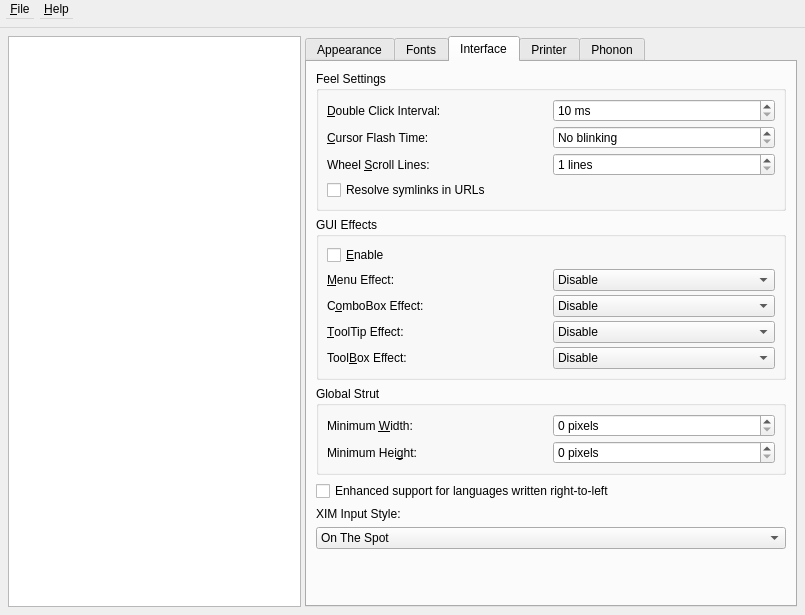
This is tools/qtconfig/mainwindowbase.ui in Fat-Zer/qt4-historical as Qt 5 draws it before an edit. The edited form follows.
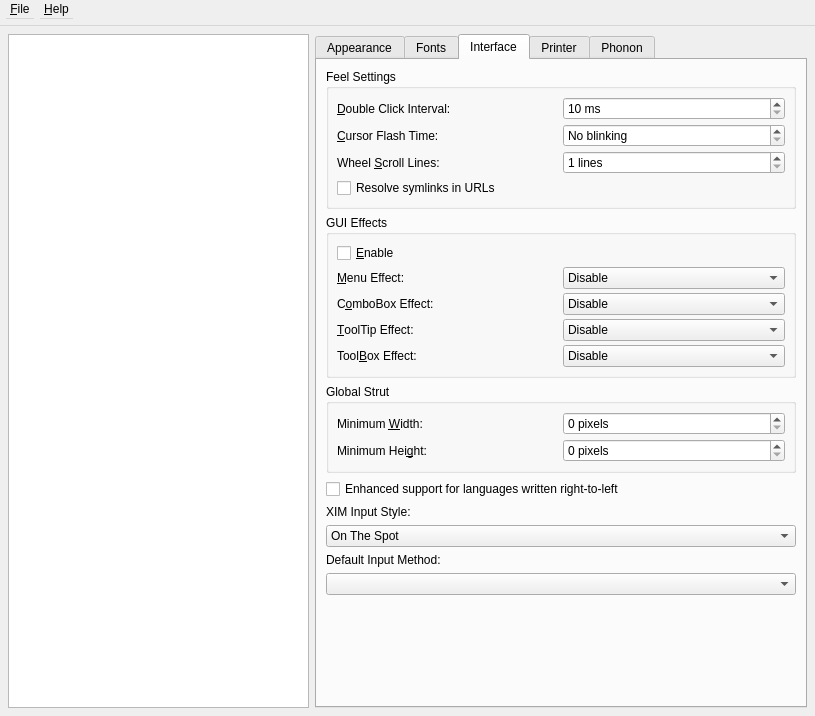
This is the edited form. The open tabs and pages were chosen to show the change. Custom widgets are drawn as their Qt base class.

What changed in the file:
```diff
--- a/tools/qtconfig/mainwindowbase.ui
+++ b/tools/qtconfig/mainwindowbase.ui
@@ -36,37 +36,34 @@
 **
 *********************************************************************</comment>
  <class>MainWindowBase</class>
- <widget class="Q3MainWindow" name="MainWindowBase" >
-  <property name="geometry" >
+ <widget class="Q3MainWindow" name="MainWindowBase">
+  <property name="geometry">
    <rect>
     <x>0</x>
     <y>0</y>
-    <width>805</width>
-    <height>615</height>
+    <width>815</width>
+    <height>716</height>
    </rect>
   </property>
   <property name="windowTitle" >
    <string>Qt Configuration</string>
   </property>
-  <widget class="QWidget" name="widget" >
-   <property name="geometry" >
+  <widget class="QWidget" name="widget">
+   <property name="geometry">
     <rect>
      <x>0</x>
-     <y>28</y>
-     <width>805</width>
-     <height>587</height>
+     <y>26</y>
+     <width>815</width>
+     <height>690</height>
     </rect>
    </property>
-   <layout class="QHBoxLayout" >
-    <property name="spacing" >
-     <number>4</number>
-    </property>
-    <property name="margin" >
+   <layout class="QGridLayout" name="gridLayout">
+    <property name="margin">
      <number>8</number>
     </property>
-    <item>
-     <widget class="QTextEdit" name="helpview" >
-      <property name="minimumSize" >
+    <item row="0" column="0">
+     <widget class="QTextEdit" name="helpview">
+      <property name="minimumSize">
        <size>
         <width>200</width>
         <height>0</height>
@@ -77,9 +74,9 @@
       </property>
      </widget>
     </item>
-    <item>
-     <widget class="QTabWidget" name="TabWidget3" >
-      <property name="currentIndex" >
+    <item row="0" column="1">
+     <widget class="QTabWidget" name="TabWidget3">
+      <property name="currentIndex">
        <number>0</number>
       </property>
       <widget class="QWidget" name="tab1" >
@@ -538,22 +535,22 @@
        <attribute name="title" >
         <string>Interface</string>
        </attribute>
-       <layout class="QVBoxLayout" >
+       <layout class="QVBoxLayout">
         <item>
-         <widget class="QGroupBox" name="GroupBox4" >
-          <property name="title" >
+         <widget class="QGroupBox" name="GroupBox4">
+          <property name="title">
            <string>Feel Settings</string>
           </property>
-          <layout class="QGridLayout" >
-           <property name="margin" >
+          <layout class="QGridLayout">
+           <property name="margin">
             <number>8</number>
            </property>
            <property name="spacing" >
             <number>4</number>
            </property>
-           <item row="0" column="1" >
-            <widget class="QSpinBox" name="dcispin" >
-             <property name="suffix" >
+           <item row="0" column="1">
+            <widget class="QSpinBox" name="dcispin">
+             <property name="suffix">
               <string> ms</string>
              </property>
              <property name="minimum" >
@@ -564,9 +561,9 @@
              </property>
             </widget>
            </item>
-           <item row="0" column="0" >
-            <widget class="QLabel" name="dcibuddy" >
-             <property name="text" >
+           <item row="0" column="0">
+            <widget class="QLabel" name="dcibuddy">
+             <property name="text">
               <string>&amp;Double Click Interval:</string>
              </property>
              <property name="buddy" >
@@ -574,9 +571,9 @@
              </property>
             </widget>
            </item>
-           <item row="1" column="1" >
-            <widget class="QSpinBox" name="cfispin" >
-             <property name="specialValueText" >
+           <item row="1" column="1">
+            <widget class="QSpinBox" name="cfispin">
+             <property name="specialValueText">
               <string>No blinking</string>
              </property>
              <property name="suffix" >
@@ -590,9 +587,9 @@
              </property>
             </widget>
            </item>
-           <item row="1" column="0" >
-            <widget class="QLabel" name="cfibuddy" >
-             <property name="text" >
+           <item row="1" column="0">
+            <widget class="QLabel" name="cfibuddy">
+             <property name="text">
               <string>&amp;Cursor Flash Time:</string>
              </property>
              <property name="buddy" >
@@ -600,9 +597,9 @@
              </property>
             </widget>
            </item>
-           <item row="2" column="1" >
-            <widget class="QSpinBox" name="wslspin" >
-             <property name="suffix" >
+           <item row="2" column="1">
+            <widget class="QSpinBox" name="wslspin">
+             <property name="suffix">
               <string> lines</string>
              </property>
              <property name="minimum" >
@@ -613,9 +610,9 @@
              </property>
             </widget>
            </item>
-           <item row="2" column="0" >
-            <widget class="QLabel" name="wslbuddy" >
-             <property name="text" >
+           <item row="2" column="0">
+            <widget class="QLabel" name="wslbuddy">
+             <property name="text">
               <string>Wheel &amp;Scroll Lines:</string>
              </property>
              <property name="buddy" >
@@ -623,9 +620,9 @@
              </property>
             </widget>
            </item>
-           <item row="3" column="0" colspan="2" >
-            <widget class="QCheckBox" name="resolvelinks" >
-             <property name="text" >
+           <item row="3" column="0" colspan="2">
+            <widget class="QCheckBox" name="resolvelinks">
+             <property name="text">
               <string>Resolve symlinks in URLs</string>
              </property>
             </widget>
@@ -634,20 +631,20 @@
          </widget>
         </item>
         <item>
-         <widget class="QGroupBox" name="GroupBox3" >
-          <property name="title" >
+         <widget class="QGroupBox" name="GroupBox3">
+          <property name="title">
            <string>GUI Effects</string>
           </property>
-          <layout class="QVBoxLayout" >
-           <property name="spacing" >
+          <layout class="QVBoxLayout">
+           <property name="spacing">
             <number>4</number>
            </property>
-           <property name="margin" >
+           <property name="margin">
             <number>8</number>
            </property>
            <item>
-            <widget class="QCheckBox" name="effectcheckbox" >
-             <property name="text" >
+            <widget class="QCheckBox" name="effectcheckbox">
+             <property name="text">
               <string>&amp;Enable</string>
              </property>
              <property name="shortcut" >
@@ -656,23 +653,23 @@
             </widget>
            </item>
            <item>
-            <widget class="Q3Frame" name="effectbase" >
-             <property name="frameShape" >
+            <widget class="Q3Frame" name="effectbase">
+             <property name="frameShape">
               <enum>QFrame::NoFrame</enum>
              </property>
              <property name="frameShadow" >
               <enum>QFrame::Plain</enum>
              </property>
-             <layout class="QGridLayout" >
-              <property name="margin" >
+             <layout class="QGridLayout">
+              <property name="margin">
                <number>0</number>
               </property>
-              <property name="spacing" >
+              <property name="spacing">
                <number>4</number>
               </property>
-              <item row="0" column="0" >
-               <widget class="QLabel" name="meffectbuddy" >
-                <property name="text" >
+              <item row="0" column="0">
+               <widget class="QLabel" name="meffectbuddy">
+                <property name="text">
                  <string>&amp;Menu Effect:</string>
                 </property>
                 <property name="buddy" >
@@ -680,9 +677,9 @@
                 </property>
                </widget>
               </item>
-              <item row="1" column="0" >
-               <widget class="QLabel" name="ceffectbuddy" >
-                <property name="text" >
+              <item row="1" column="0">
+               <widget class="QLabel" name="ceffectbuddy">
+                <property name="text">
                  <string>C&amp;omboBox Effect:</string>
                 </property>
                 <property name="buddy" >
@@ -690,9 +687,9 @@
                 </property>
                </widget>
               </item>
-              <item row="2" column="0" >
-               <widget class="QLabel" name="teffectbuddy" >
-                <property name="text" >
+              <item row="2" column="0">
+               <widget class="QLabel" name="teffectbuddy">
+                <property name="text">
                  <string>&amp;ToolTip Effect:</string>
                 </property>
                 <property name="buddy" >
@@ -700,9 +697,9 @@
                 </property>
                </widget>
               </item>
-              <item row="3" column="0" >
-               <widget class="QLabel" name="beffectbuddy" >
-                <property name="text" >
+              <item row="3" column="0">
+               <widget class="QLabel" name="beffectbuddy">
+                <property name="text">
                  <string>Tool&amp;Box Effect:</string>
                 </property>
                 <property name="buddy" >
@@ -710,9 +707,9 @@
                 </property>
                </widget>
               </item>
-              <item row="0" column="1" >
-               <widget class="QComboBox" name="menueffect" >
-                <property name="currentIndex" >
+              <item row="0" column="1">
+               <widget class="QComboBox" name="menueffect">
+                <property name="currentIndex">
                  <number>0</number>
                 </property>
                 <property name="autoCompletion" >
@@ -735,8 +732,8 @@
                 </item>
                </widget>
               </item>
-              <item row="1" column="1" >
-               <widget class="QComboBox" name="comboeffect" >
+              <item row="1" column="1">
+               <widget class="QComboBox" name="comboeffect">
                 <item>
                  <property name="text" >
                   <string>Disable</string>
@@ -749,8 +746,8 @@
                 </item>
                </widget>
               </item>
-              <item row="2" column="1" >
-               <widget class="QComboBox" name="tooltipeffect" >
+              <item row="2" column="1">
+               <widget class="QComboBox" name="tooltipeffect">
                 <item>
                  <property name="text" >
                   <string>Disable</string>
@@ -768,8 +765,8 @@
                 </item>
                </widget>
               </item>
-              <item row="3" column="1" >
-               <widget class="QComboBox" name="toolboxeffect" >
+              <item row="3" column="1">
+               <widget class="QComboBox" name="toolboxeffect">
                 <item>
                  <property name="text" >
                   <string>Disable</string>
@@ -789,20 +786,20 @@
          </widget>
         </item>
         <item>
-         <widget class="QGroupBox" name="GroupBox5" >
-          <property name="title" >
+         <widget class="QGroupBox" name="GroupBox5">
+          <property name="title">
            <string>Global Strut</string>
           </property>
-          <layout class="QGridLayout" >
-           <property name="margin" >
+          <layout class="QGridLayout">
+           <property name="margin">
             <number>8</number>
            </property>
            <property name="spacing" >
             <number>4</number>
            </property>
-           <item row="0" column="0" >
-            <widget class="QLabel" name="swbuddy" >
-             <property name="text" >
+           <item row="0" column="0">
+            <widget class="QLabel" name="swbuddy">
+             <property name="text">
               <string>Minimum &amp;Width:</string>
              </property>
              <property name="buddy" >
@@ -810,9 +807,9 @@
              </property>
             </widget>
            </item>
-           <item row="1" column="0" >
-            <widget class="QLabel" name="shbuddy" >
-             <property name="text" >
+           <item row="1" column="0">
+            <widget class="QLabel" name="shbuddy">
+             <property name="text">
               <string>Minimum Hei&amp;ght:</string>
              </property>
              <property name="buddy" >
@@ -820,9 +817,9 @@
              </property>
             </widget>
            </item>
-           <item row="0" column="1" >
-            <widget class="QSpinBox" name="strutwidth" >
-             <property name="suffix" >
+           <item row="0" column="1">
+            <widget class="QSpinBox" name="strutwidth">
+             <property name="suffix">
               <string> pixels</string>
              </property>
              <property name="maximum" >
@@ -830,9 +827,9 @@
              </property>
             </widget>
            </item>
-           <item row="1" column="1" >
-            <widget class="QSpinBox" name="strutheight" >
-             <property name="suffix" >
+           <item row="1" column="1">
+            <widget class="QSpinBox" name="strutheight">
+             <property name="suffix">
               <string> pixels</string>
              </property>
              <property name="maximum" >
@@ -844,22 +841,22 @@
          </widget>
         </item>
         <item>
-         <widget class="QCheckBox" name="rtlExtensions" >
-          <property name="text" >
+         <widget class="QCheckBox" name="rtlExtensions">
+          <property name="text">
            <string>Enhanced support for languages written right-to-left</string>
           </property>
          </widget>
         </item>
         <item>
-         <widget class="QLabel" name="inputStyleLabel" >
-          <property name="text" >
+         <widget class="QLabel" name="inputStyleLabel">
+          <property name="text">
            <string>XIM Input Style:</string>
           </property>
          </widget>
         </item>
         <item>
-         <widget class="QComboBox" name="inputStyle" >
-          <property name="currentIndex" >
+         <widget class="QComboBox" name="inputStyle">
+          <property name="currentIndex">
            <number>0</number>
           </property>
           <item>
@@ -884,6 +881,20 @@
           </item>
          </widget>
         </item>
+        <item>
+         <widget class="QLabel" name="inputMethodLabel">
+          <property name="text">
+           <string>Default Input Method:</string>
+          </property>
+         </widget>
+        </item>
+        <item>
+         <widget class="QComboBox" name="inputMethod">
+          <property name="currentIndex">
+           <number>-1</number>
+          </property>
+         </widget>
+        </item>
         <item>
          <spacer>
           <property name="orientation" >
@@ -1078,10 +1089,10 @@
           <property name="title" >
            <string>About GStreamer</string>
           </property>
-          <layout class="QGridLayout" name="gridLayout" >
-           <item row="0" column="0" >
-            <widget class="QLabel" name="label_3" >
-             <property name="text" >
+          <layout class="QGridLayout">
+           <item row="0" column="0">
+            <widget class="QLabel" name="label_3">
+             <property name="text">
               <string>Current Version:</string>
              </property>
             </widget>
@@ -1201,17 +1212,17 @@
     </item>
    </layout>
   </widget>
-  <widget class="QMenuBar" name="menubar" >
-   <property name="geometry" >
+  <widget class="QMenuBar" name="menubar">
+   <property name="geometry">
     <rect>
      <x>0</x>
      <y>0</y>
-     <width>805</width>
-     <height>28</height>
+     <width>815</width>
+     <height>26</height>
     </rect>
    </property>
-   <widget class="QMenu" name="PopupMenu" >
-    <property name="geometry" >
+   <widget class="QMenu" name="PopupMenu">
+    <property name="geometry">
      <rect>
       <x>0</x>
       <y>0</y>
@@ -1229,8 +1240,8 @@
     <addaction name="separator" />
     <addaction name="fileExitAction" />
    </widget>
-   <widget class="QMenu" name="PopupMenu_2" >
-    <property name="geometry" >
+   <widget class="QMenu" name="PopupMenu_2">
+    <property name="geometry">
      <rect>
       <x>0</x>
       <y>0</y>
@@ -1244,12 +1255,12 @@
     <addaction name="helpAboutAction" />
     <addaction name="helpAboutQtAction" />
    </widget>
-   <action name="" />
-   <action name="" />
-   <action name="" />
-   <addaction name="PopupMenu" />
-   <addaction name="separator" />
-   <addaction name="PopupMenu_2" />
+   <action name=""/>
+   <action name=""/>
+   <action name=""/>
+   <addaction name="PopupMenu"/>
+   <addaction name="separator"/>
+   <addaction name="PopupMenu_2"/>
   </widget>
   <action name="fileSaveAction" >
    <property name="text" >
@@ -1300,17 +1311,17 @@
    <header>Qt3Support/Q3Frame</header>
    <container>1</container>
   </customwidget>
-  <customwidget>
-   <class>Q3ListBox</class>
-   <extends>Q3Frame</extends>
-   <header>q3listbox.h</header>
-  </customwidget>
   <customwidget>
    <class>Q3MainWindow</class>
    <extends>QWidget</extends>
    <header>q3mainwindow.h</header>
    <container>1</container>
   </customwidget>
+  <customwidget>
+   <class>Q3ListBox</class>
+   <extends>Q3Frame</extends>
+   <header>q3listbox.h</header>
+  </customwidget>
   <customwidget>
    <class>ColorButton</class>
    <extends></extends>
```
Left out of the diff: 819 changed lines with no effect on the pictures.
